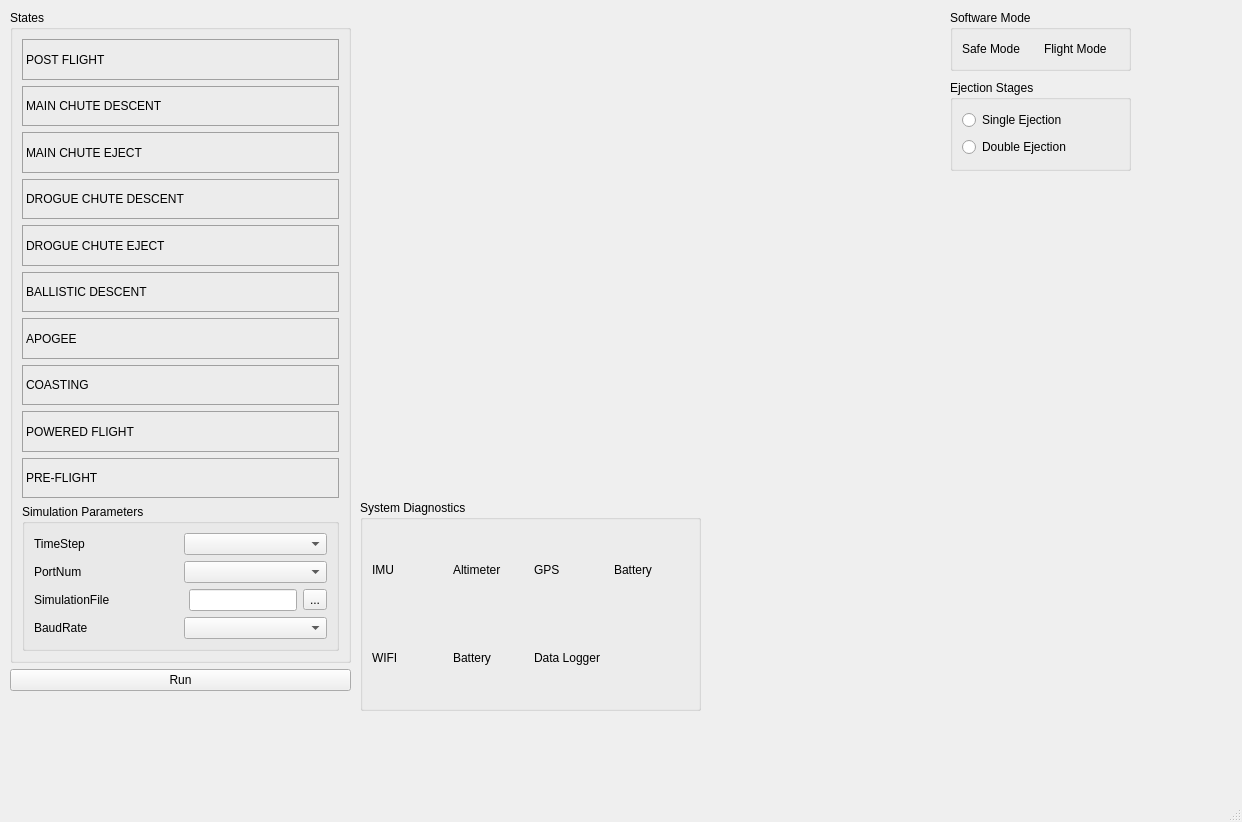
Before: the Qt Designer form app/NaFCSE/mainwindow.ui in bytecod3/Nakuja-Flight-Computer-Simulation-Engine, drawn with Qt 5.
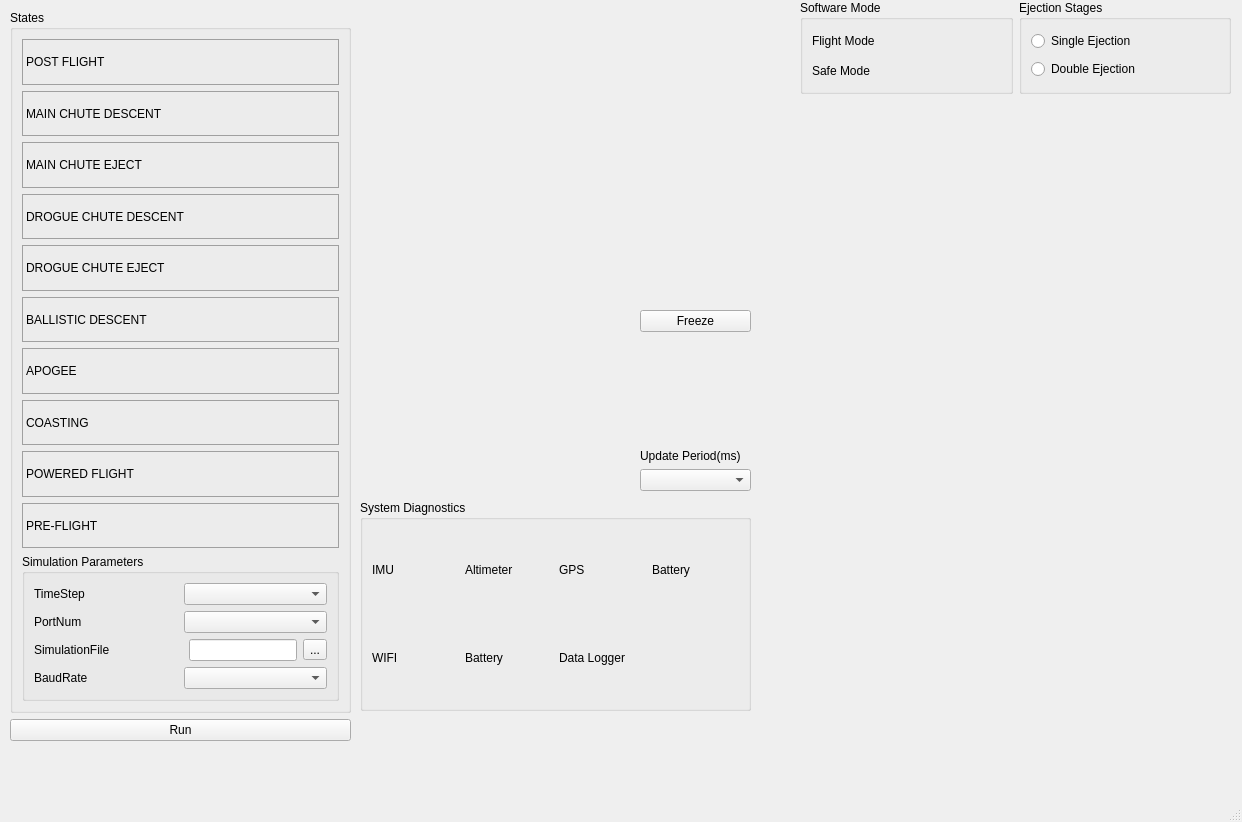
After: the same form once the commit is applied.

Patch:
```diff
--- a/app/NaFCSE/mainwindow.ui
+++ b/app/NaFCSE/mainwindow.ui
@@ -26,7 +26,7 @@
       <x>10</x>
       <y>10</y>
       <width>341</width>
-      <height>701</height>
+      <height>751</height>
      </rect>
     </property>
     <layout class="QVBoxLayout" name="verticalLayout" stretch="2,1">
@@ -257,70 +257,12 @@
      </item>
     </layout>
    </widget>
-   <widget class="QGroupBox" name="groupBox_3">
-    <property name="geometry">
-     <rect>
-      <x>950</x>
-      <y>10</y>
-      <width>181</width>
-      <height>61</height>
-     </rect>
-    </property>
-    <property name="title">
-     <string>Software Mode</string>
-    </property>
-    <layout class="QHBoxLayout" name="horizontalLayout_5">
-     <item>
-      <widget class="QLabel" name="label_15">
-       <property name="text">
-        <string>Safe Mode</string>
-       </property>
-      </widget>
-     </item>
-     <item>
-      <widget class="QLabel" name="label_16">
-       <property name="text">
-        <string>Flight Mode</string>
-       </property>
-      </widget>
-     </item>
-    </layout>
-   </widget>
-   <widget class="QGroupBox" name="groupBox_4">
-    <property name="geometry">
-     <rect>
-      <x>950</x>
-      <y>80</y>
-      <width>181</width>
-      <height>91</height>
-     </rect>
-    </property>
-    <property name="title">
-     <string>Ejection Stages</string>
-    </property>
-    <layout class="QVBoxLayout" name="verticalLayout_4">
-     <item>
-      <widget class="QRadioButton" name="radioButton_2">
-       <property name="text">
-        <string>Single Ejection</string>
-       </property>
-      </widget>
-     </item>
-     <item>
-      <widget class="QRadioButton" name="radioButton">
-       <property name="text">
-        <string>Double Ejection</string>
-       </property>
-      </widget>
-     </item>
-    </layout>
-   </widget>
    <widget class="QGroupBox" name="groupBox_5">
     <property name="geometry">
      <rect>
       <x>360</x>
       <y>500</y>
-      <width>341</width>
+      <width>391</width>
       <height>211</height>
      </rect>
     </property>
@@ -404,6 +346,153 @@
      </item>
     </layout>
    </widget>
+   <widget class="QWidget" name="horizontalLayoutWidget_5">
+    <property name="geometry">
+     <rect>
+      <x>800</x>
+      <y>0</y>
+      <width>431</width>
+      <height>99</height>
+     </rect>
+    </property>
+    <layout class="QHBoxLayout" name="horizontalLayout_5">
+     <property name="bottomMargin">
+      <number>5</number>
+     </property>
+     <item>
+      <widget class="QGroupBox" name="groupBox_3">
+       <property name="title">
+        <string>Software Mode</string>
+       </property>
+       <layout class="QVBoxLayout" name="verticalLayout_6">
+        <item>
+         <widget class="QLabel" name="label_16">
+          <property name="text">
+           <string>Flight Mode</string>
+          </property>
+         </widget>
+        </item>
+        <item>
+         <widget class="QLabel" name="label_15">
+          <property name="text">
+           <string>Safe Mode</string>
+          </property>
+         </widget>
+        </item>
+       </layout>
+      </widget>
+     </item>
+     <item>
+      <widget class="QGroupBox" name="groupBox_4">
+       <property name="title">
+        <string>Ejection Stages</string>
+       </property>
+       <layout class="QVBoxLayout" name="verticalLayout_4">
+        <item>
+         <widget class="QRadioButton" name="radioButton_2">
+          <property name="text">
+           <string>Single Ejection</string>
+          </property>
+         </widget>
+        </item>
+        <item>
+         <widget class="QRadioButton" name="radioButton">
+          <property name="text">
+           <string>Double Ejection</string>
+          </property>
+         </widget>
+        </item>
+       </layout>
+      </widget>
+     </item>
+    </layout>
+   </widget>
+   <widget class="QWidget" name="verticalLayoutWidget_4">
+    <property name="geometry">
+     <rect>
+      <x>800</x>
+      <y>110</y>
+      <width>431</width>
+      <height>611</height>
+     </rect>
+    </property>
+    <layout class="QVBoxLayout" name="verticalLayout_7"/>
+   </widget>
+   <widget class="QWidget" name="horizontalLayoutWidget_7">
+    <property name="geometry">
+     <rect>
+      <x>360</x>
+      <y>10</y>
+      <width>421</width>
+      <height>251</height>
+     </rect>
+    </property>
+    <layout class="QHBoxLayout" name="accelerationChart"/>
+   </widget>
+   <widget class="QWidget" name="verticalLayoutWidget_5">
+    <property name="geometry">
+     <rect>
+      <x>630</x>
+      <y>300</y>
+      <width>131</width>
+      <height>201</height>
+     </rect>
+    </property>
+    <layout class="QVBoxLayout" name="verticalLayout_8">
+     <property name="leftMargin">
+      <number>10</number>
+     </property>
+     <property name="topMargin">
+      <number>10</number>
+     </property>
+     <property name="rightMargin">
+      <number>10</number>
+     </property>
+     <property name="bottomMargin">
+      <number>10</number>
+     </property>
+     <item>
+      <widget class="QPushButton" name="pushButton_2">
+       <property name="text">
+        <string>Freeze</string>
+       </property>
+      </widget>
+     </item>
+     <item>
+      <spacer name="verticalSpacer">
+       <property name="orientation">
+        <enum>Qt::Vertical</enum>
+       </property>
+       <property name="sizeHint" stdset="0">
+        <size>
+         <width>20</width>
+         <height>40</height>
+        </size>
+       </property>
+      </spacer>
+     </item>
+     <item>
+      <layout class="QVBoxLayout" name="verticalLayout_9">
+       <item>
+        <widget class="QLabel" name="label_24">
+         <property name="sizePolicy">
+          <sizepolicy hsizetype="Preferred" vsizetype="Fixed">
+           <horstretch>0</horstretch>
+           <verstretch>0</verstretch>
+          </sizepolicy>
+         </property>
+         <property name="text">
+          <string>Update Period(ms)</string>
+         </property>
+        </widget>
+       </item>
+       <item>
+        <widget class="QComboBox" name="comboBox_4"/>
+       </item>
+      </layout>
+     </item>
+    </layout>
+   </widget>
   </widget>
   <widget class="QMenuBar" name="menubar">
    <property name="geometry">
```
